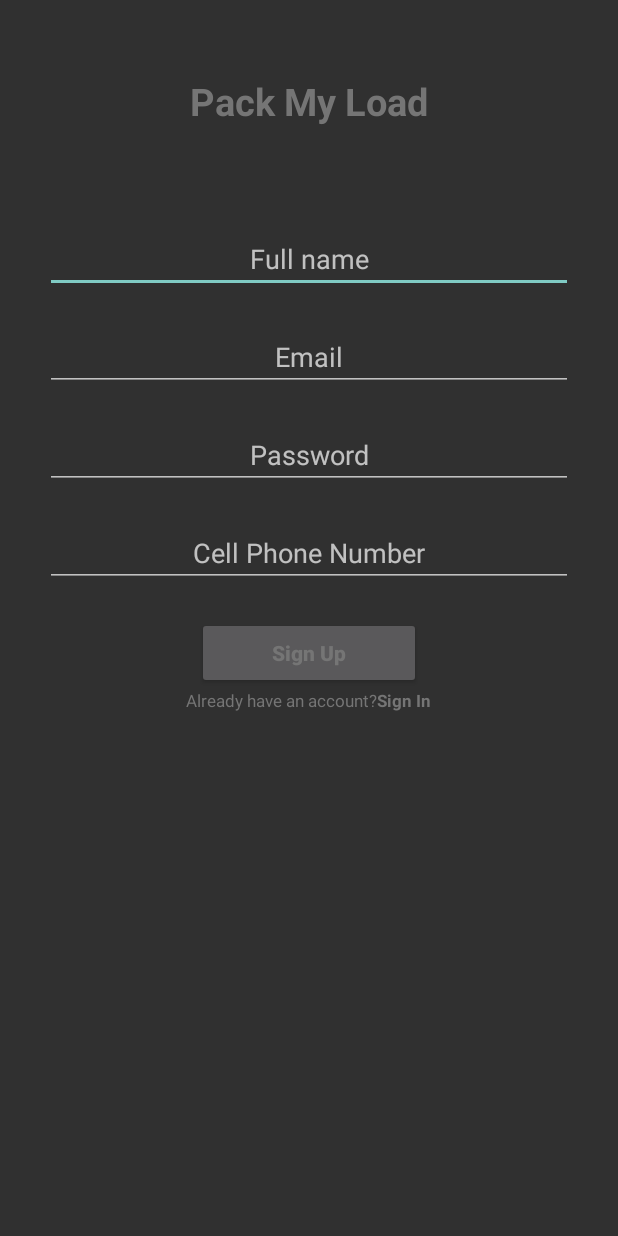
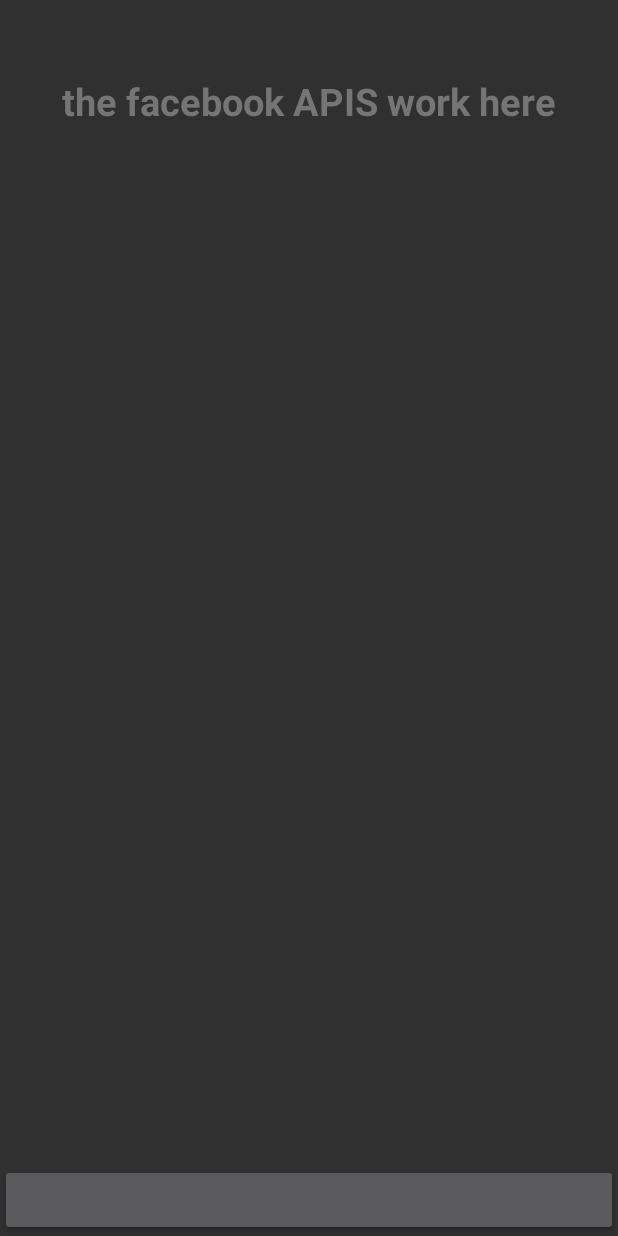
Before and after one commit to konyekokim/PackMyLoad, an Android app: the FacebookLoginActivity screen opened directly, with no data from a screen before it, on a phone screen of 412 x 824 dp. Run offline under Robolectric (Android 15) with nearby library versions, the phone set to English and light mode, and no system bars.

```diff
--- a/app/build.gradle
+++ b/app/build.gradle
@@ -27,6 +27,7 @@ dependencies {
     implementation "org.jetbrains.kotlin:kotlin-stdlib-jre7:$kotlin_version"
     implementation 'com.android.support:appcompat-v7:27.0.2'
     implementation 'com.android.support.constraint:constraint-layout:1.0.2'
+    implementation 'com.android.support:design:27.0.2'
     testImplementation 'junit:junit:4.12'
     androidTestImplementation 'com.android.support.test:runner:1.0.1'
     androidTestImplementation 'com.android.support.test.espresso:espresso-core:3.0.1'
--- a/app/src/main/AndroidManifest.xml
+++ b/app/src/main/AndroidManifest.xml
@@ -36,11 +36,13 @@
             android:name=".GetStartedActivity"
             android:theme="@style/Theme.AppCompat.NoActionBar" />
         <activity
-            android:name=".SignUpActivity"
+            android:name=".FacebookLoginActivity"
             android:theme="@style/Theme.AppCompat.NoActionBar" />
         <activity
-            android:name=".SignInActivity"
-            android:theme="@style/Theme.AppCompat.NoActionBar" />
+            android:name=".PhoneNumberActivity"
+            android:label="@string/title_activity_phone_number"
+            android:theme="@style/ThemeOverlay.AppCompat.ActionBar" />
+        <activity android:name=".HomePageActivity" />
     </application>
 
 </manifest>
--- a/app/src/main/java/com/chokus/konye/packmyload/SignUpActivity.kt
+++ b/app/src/main/java/com/chokus/konye/packmyload/FacebookLoginActivity.kt
@@ -4,25 +4,20 @@ import android.content.Intent
 import android.support.v7.app.AppCompatActivity
 import android.os.Bundle
 import android.view.WindowManager
-import kotlinx.android.synthetic.main.activity_get_started.*
-import kotlinx.android.synthetic.main.activity_sign_up.*
+import kotlinx.android.synthetic.main.activity_fb_login.*
 
-class SignUpActivity : AppCompatActivity() {
+class FacebookLoginActivity : AppCompatActivity() {
 
     override fun onCreate(savedInstanceState: Bundle?) {
         super.onCreate(savedInstanceState)
-        setContentView(R.layout.activity_sign_up)
+        setContentView(R.layout.activity_fb_login)
         setFullScreen()
-        viewActions()
+        //viewActions()
     }
 
     private fun viewActions(){
-        sign_up_button.setOnClickListener{
-            val intent = Intent(applicationContext, SignInActivity:: class.java)
-            startActivity(intent)
-        }
-        sign_in_textView.setOnClickListener {
-            val intent = Intent(applicationContext, SignInActivity:: class.java)
+        continue_button.setOnClickListener {
+            val intent : Intent = Intent(applicationContext, HomePageActivity::class.java)
             startActivity(intent)
         }
     }
--- a/app/src/main/java/com/chokus/konye/packmyload/GetStartedActivity.kt
+++ b/app/src/main/java/com/chokus/konye/packmyload/GetStartedActivity.kt
@@ -12,15 +12,16 @@ class GetStartedActivity : AppCompatActivity() {
         super.onCreate(savedInstanceState)
         setContentView(R.layout.activity_get_started)
         setFullScreen()
+        viewActions()
 
     }
     private fun viewActions(){
         login_with_fb_button.setOnClickListener{
-            val intent = Intent(applicationContext, SignUpActivity:: class.java)
+            val intent = Intent(applicationContext, FacebookLoginActivity:: class.java)
             startActivity(intent)
         }
         use_phone_number_button.setOnClickListener{
-            val intent = Intent(applicationContext, SignInActivity:: class.java)
+            val intent = Intent(applicationContext, PhoneNumberActivity:: class.java)
             startActivity(intent)
         }
     }
--- a/app/src/main/java/com/chokus/konye/packmyload/SignInActivity.kt
+++ b/app/src/main/java/com/chokus/konye/packmyload/HomePageActivity.kt
@@ -3,10 +3,10 @@ package com.chokus.konye.packmyload
 import android.support.v7.app.AppCompatActivity
 import android.os.Bundle
 
-class SignInActivity : AppCompatActivity() {
+class HomePageActivity : AppCompatActivity() {
 
     override fun onCreate(savedInstanceState: Bundle?) {
         super.onCreate(savedInstanceState)
-        setContentView(R.layout.activity_sign_in)
+        setContentView(R.layout.activity_home_page)
     }
 }
--- /dev/null
+++ b/app/src/main/res/layout/activity_fb_login.xml
@@ -0,0 +1,27 @@
+<?xml version="1.0" encoding="utf-8"?>
+<RelativeLayout xmlns:android="http://schemas.android.com/apk/res/android"
+    xmlns:app="http://schemas.android.com/apk/res-auto"
+    xmlns:tools="http://schemas.android.com/tools"
+    android:layout_width="match_parent"
+    android:layout_height="match_parent"
+    tools:context="com.chokus.konye.packmyload.FacebookLoginActivity">
+
+    <TextView
+        android:layout_width="wrap_content"
+        android:layout_height="wrap_content"
+        android:layout_centerHorizontal="true"
+        android:layout_marginTop="50dp"
+        android:text="the facebook APIS work here"
+        android:textColor="#757575"
+        android:textStyle="bold"
+        android:textSize="25sp"/>
+
+    <Button
+        android:layout_width="match_parent"
+        android:layout_height="wrap_content"
+        android:id="@+id/continue_button"
+        android:layout_alignParentBottom="true"/>
+
+
+
+</RelativeLayout>
--- a/app/src/main/res/layout/activity_sign_in.xml
+++ b/app/src/main/res/layout/activity_home_page.xml
@@ -4,6 +4,6 @@
     xmlns:tools="http://schemas.android.com/tools"
     android:layout_width="match_parent"
     android:layout_height="match_parent"
-    tools:context="com.chokus.konye.packmyload.SignInActivity">
+    tools:context="com.chokus.konye.packmyload.HomePageActivity">
 
 </android.support.constraint.ConstraintLayout>
--- a/app/src/main/res/layout/activity_sign_up.xml
+++ /dev/null
@@ -1,112 +0,0 @@
-<?xml version="1.0" encoding="utf-8"?>
-<RelativeLayout xmlns:android="http://schemas.android.com/apk/res/android"
-    xmlns:app="http://schemas.android.com/apk/res-auto"
-    xmlns:tools="http://schemas.android.com/tools"
-    android:layout_width="match_parent"
-    android:layout_height="match_parent"
-    tools:context="com.chokus.konye.packmyload.SignUpActivity">
-
-    <TextView
-        android:layout_width="wrap_content"
-        android:layout_height="wrap_content"
-        android:layout_centerHorizontal="true"
-        android:layout_marginTop="50dp"
-        android:text="Pack My Load"
-        android:textColor="#757575"
-        android:textStyle="bold"
-        android:textSize="25sp"/>
-
-    <LinearLayout
-        android:layout_width="match_parent"
-        android:layout_height="wrap_content"
-        android:layout_marginTop="150dp"
-        android:layout_marginStart="30dp"
-        android:layout_marginEnd="30dp"
-        android:orientation="vertical">
-
-        <EditText
-            android:layout_width="match_parent"
-            android:layout_height="wrap_content"
-            android:maxLines="1"
-            android:inputType="textPersonName"
-            android:hint="Full name"
-            android:textColor="#757575"
-            android:id="@+id/private_name_editText"
-            android:textAlignment="center"/>
-
-        <EditText
-            android:layout_width="match_parent"
-            android:layout_height="wrap_content"
-            android:layout_marginTop="20dp"
-            android:maxLines="1"
-            android:inputType="textEmailAddress"
-            android:id="@+id/email_add_editText"
-            android:textAlignment="center"
-            android:hint="Email"
-            android:textColor="#757575"/>
-
-        <EditText
-            android:layout_width="match_parent"
-            android:layout_height="wrap_content"
-            android:layout_marginTop="20dp"
-            android:maxLines="1"
-            android:inputType="textPassword"
-            android:textAlignment="center"
-            android:id="@+id/password_editText"
-            android:hint="Password"
-            android:textColor="#757575"/>
-
-        <EditText
-            android:layout_width="match_parent"
-            android:layout_height="wrap_content"
-            android:layout_marginTop="20dp"
-            android:maxLines="1"
-            android:inputType="phone"
-            android:id="@+id/phone_number_editText"
-            android:textAlignment="center"
-            android:hint="Cell Phone Number"
-            android:textColor="#757575"/>
-
-        <Button
-            android:layout_width="wrap_content"
-            android:layout_height="wrap_content"
-            android:layout_marginTop="20dp"
-            android:paddingStart="50dp"
-            android:paddingEnd="50dp"
-            android:text="Sign Up"
-            android:textStyle="bold"
-            android:textAllCaps="false"
-            android:textAlignment="center"
-            android:id="@+id/sign_up_button"
-            android:layout_gravity="center_horizontal"
-            android:textColor="#757575"/>
-
-        <LinearLayout
-            android:layout_width="wrap_content"
-            android:layout_height="wrap_content"
-            android:orientation="horizontal"
-            android:id="@+id/sign_in_layout"
-            android:layout_gravity="center_horizontal">
-
-            <TextView
-                android:layout_width="wrap_content"
-                android:layout_height="wrap_content"
-                android:text="Already have an account?"
-                android:textSize="11sp"
-                android:layout_gravity="center_horizontal"
-                android:textColor="#757575"/>
-
-            <TextView
-                android:layout_width="wrap_content"
-                android:layout_height="wrap_content"
-                android:text="Sign In"
-                android:textSize="11sp"
-                android:textStyle="bold"
-                android:layout_gravity="center_horizontal"
-                android:textColor="#757575"/>
-
-        </LinearLayout>
-
-    </LinearLayout>
-
-</RelativeLayout>
--- /dev/null
+++ b/app/src/main/res/values/dimens.xml
@@ -0,0 +1,3 @@
+<resources>
+    <dimen name="fab_margin">16dp</dimen>
+</resources>
--- a/app/src/main/res/values/styles.xml
+++ b/app/src/main/res/values/styles.xml
@@ -1,11 +1,20 @@
 <resources>
 
     <!-- Base application theme. -->
-    <style name="AppTheme" parent="Theme.AppCompat.Light.DarkActionBar">
+    <style name="AppTheme" parent="Theme.AppCompat.Light">
         <!-- Customize your theme here. -->
         <item name="colorPrimary">@color/colorPrimary</item>
         <item name="colorPrimaryDark">@color/colorPrimaryDark</item>
         <item name="colorAccent">@color/colorAccent</item>
     </style>
 
+    <style name="AppTheme.NoActionBar">
+        <item name="windowActionBar">false</item>
+        <item name="windowNoTitle">true</item>
+    </style>
+
+    <style name="AppTheme.AppBarOverlay" parent="ThemeOverlay.AppCompat.ActionBar" />
+
+    <style name="AppTheme.PopupOverlay" parent="ThemeOverlay.AppCompat.Light" />
+
 </resources>
```
Also changed, not shown: app/src/main/java/com/chokus/konye/packmyload/NumberVerificationActivity.kt (added, +52 -0 lines), app/src/main/java/com/chokus/konye/packmyload/PhoneNumberActivity.kt (added, +39 -0 lines), app/src/main/res/layout/activity_phone_number.xml (added, +25 -0 lines), app/src/main/res/layout/content_phone_number.xml (added, +55 -0 lines), app/src/main/res/menu/menu_phone_number.xml (added, +10 -0 lines), app/src/main/res/values/strings.xml (+7 -0 lines).
